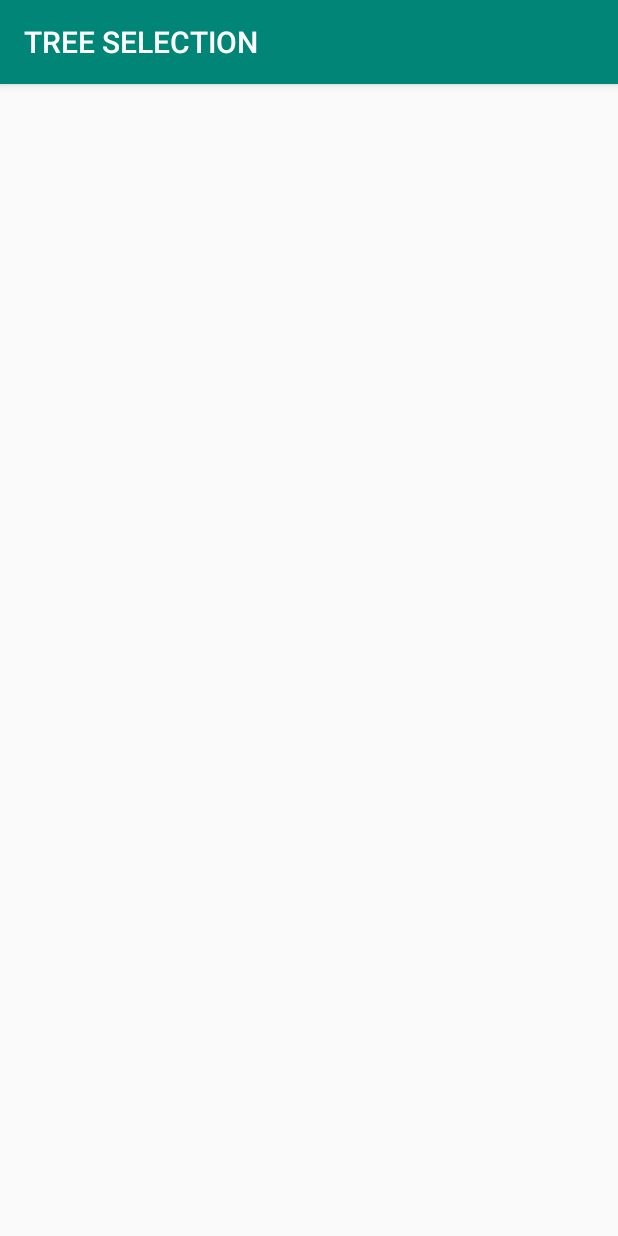
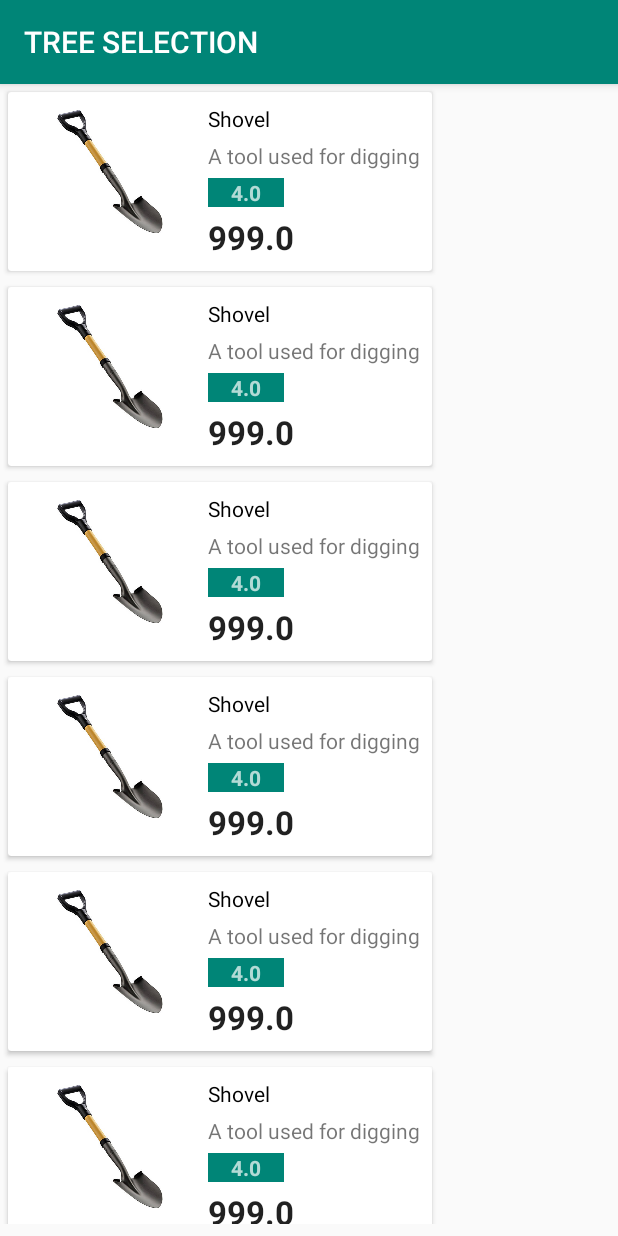
Before and after one commit to BigJase/SE5013, an Android app: the ProductScreen screen opened directly, with no data from a screen before it, on a phone screen of 412 x 824 dp. Run offline under Robolectric (Android 15) with nearby library versions, the light colour scheme and no system bars.

Commit message:
Fixed product screen crashing the app.

```diff
--- a/app/src/main/java/com/example/jason/myapplication/ProductScreen.java
+++ b/app/src/main/java/com/example/jason/myapplication/ProductScreen.java
@@ -18,11 +18,67 @@ public class ProductScreen extends AppCompatActivity {
         super.onCreate(savedInstanceState);
         setContentView(R.layout.product_screen);
 
-        recyclerView = findViewById(R.id.recyclerView);
+        recyclerView = findViewById(R.id.product_list);
         recyclerView.setHasFixedSize(false);
         recyclerView.setLayoutManager(new LinearLayoutManager(this));
 
         productList = new ArrayList<>();
+
+        productList.add( new Product(
+                1,
+                "Shovel",
+                "A tool used for digging",
+                4.0,
+                999,
+                R.drawable.shovel));
+
+        productList.add( new Product(
+                1,
+                "Shovel",
+                "A tool used for digging",
+                4.0,
+                999,
+                R.drawable.shovel));
+
+        productList.add( new Product(
+                1,
+                "Shovel",
+                "A tool used for digging",
+                4.0,
+                999,
+                R.drawable.shovel));
+
+        productList.add( new Product(
+                1,
+                "Shovel",
+                "A tool used for digging",
+                4.0,
+                999,
+                R.drawable.shovel));
+
+        productList.add( new Product(
+                1,
+                "Shovel",
+                "A tool used for digging",
+                4.0,
+                999,
+                R.drawable.shovel));
+
+        productList.add( new Product(
+                1,
+                "Shovel",
+                "A tool used for digging",
+                4.0,
+                999,
+                R.drawable.shovel));
+
+        productList.add( new Product(
+                1,
+                "Shovel",
+                "A tool used for digging",
+                4.0,
+                999,
+                R.drawable.shovel));
 
         productList.add( new Product(
                 1,
--- a/app/src/main/res/layout/product_screen.xml
+++ b/app/src/main/res/layout/product_screen.xml
@@ -1,13 +1,19 @@
 <?xml version="1.0" encoding="utf-8"?>
 <android.support.constraint.ConstraintLayout
     xmlns:android="http://schemas.android.com/apk/res/android"
+    xmlns:app="http://schemas.android.com/apk/res-auto"
     xmlns:tools="http://schemas.android.com/tools"
     android:layout_width="match_parent"
     android:layout_height="match_parent">
 
     <android.support.v7.widget.RecyclerView
-        android:layout_width="304dp"
-        android:layout_height="437dp"
-        tools:layout_editor_absoluteX="8dp"
-        tools:layout_editor_absoluteY="8dp" />
+        android:id="@+id/product_list"
+        android:layout_width="match_parent"
+        android:layout_height="match_parent"
+        android:layout_marginEnd="8dp"
+        android:layout_marginBottom="8dp"
+        app:layout_constraintBottom_toBottomOf="parent"
+        app:layout_constraintEnd_toEndOf="parent"
+        app:layout_constraintStart_toStartOf="parent"
+        app:layout_constraintTop_toTopOf="parent" />
 </android.support.constraint.ConstraintLayout>
```
